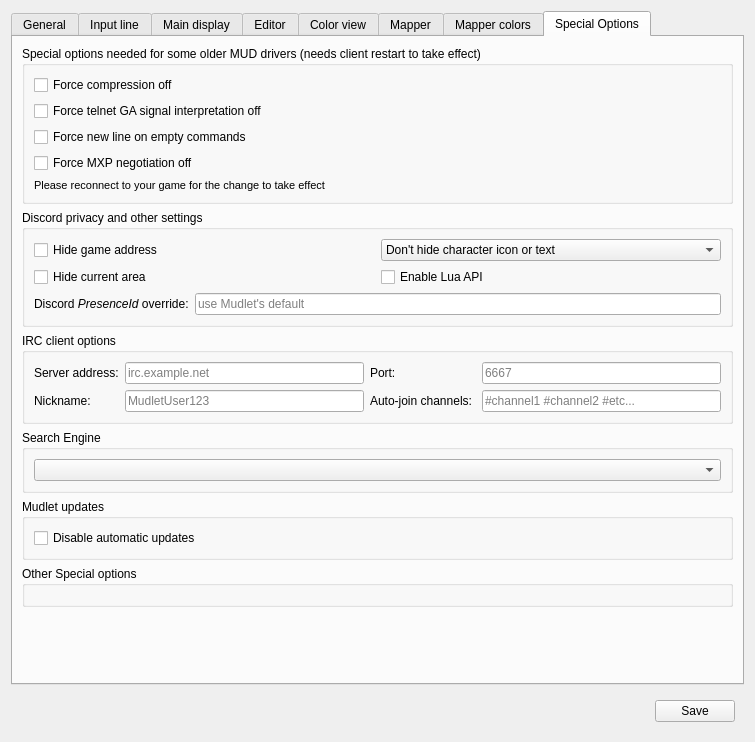
Old version of the form src/ui/profile_preferences.ui in the repository vadi2/Mudlet.
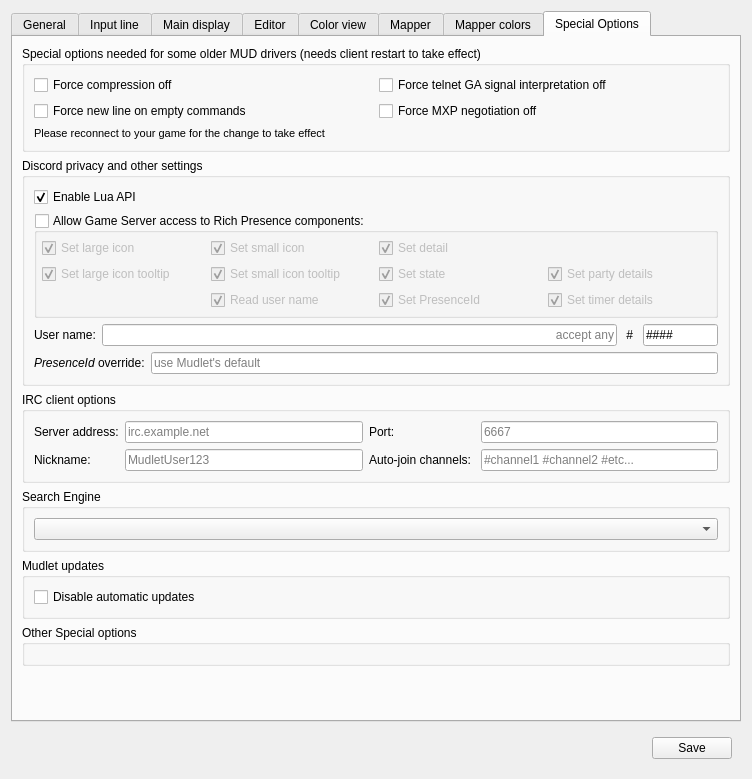
New version of the form. The open tabs and pages were chosen to show the change. Icons and pictures are not drawn. Custom widgets are drawn as their Qt base class.

Patch:
```diff
--- a/src/ui/profile_preferences.ui
+++ b/src/ui/profile_preferences.ui
@@ -6,8 +6,8 @@
    <rect>
     <x>0</x>
     <y>0</y>
-    <width>755</width>
-    <height>742</height>
+    <width>752</width>
+    <height>779</height>
    </rect>
   </property>
   <property name="sizePolicy">
@@ -2170,28 +2170,28 @@
       <attribute name="title">
        <string>Special Options</string>
       </attribute>
-      <layout class="QGridLayout" name="gridLayout_7">
-       <item row="0" column="0">
+      <layout class="QVBoxLayout" name="verticalLayout_5">
+       <item>
         <widget class="QGroupBox" name="groupBox_specialOptions">
          <property name="title">
           <string>Special options needed for some older MUD drivers (needs client restart to take effect)</string>
          </property>
-         <layout class="QVBoxLayout" name="verticalLayout_4">
-          <item>
+         <layout class="QGridLayout" name="gridLayout_20">
+          <item row="0" column="0">
            <widget class="QCheckBox" name="mFORCE_MCCP_OFF">
             <property name="text">
              <string>Force compression off</string>
             </property>
            </widget>
           </item>
-          <item>
+          <item row="0" column="1">
            <widget class="QCheckBox" name="mFORCE_GA_OFF">
             <property name="text">
              <string>Force telnet GA signal interpretation off</string>
             </property>
            </widget>
           </item>
-          <item>
+          <item row="1" column="0">
            <widget class="QCheckBox" name="checkBox_mUSE_FORCE_LF_AFTER_PROMPT">
             <property name="toolTip">
              <string>This option adds a line line break &lt;LF&gt; or &quot;
@@ -2202,14 +2202,14 @@
             </property>
            </widget>
           </item>
-          <item>
+          <item row="1" column="1">
            <widget class="QCheckBox" name="mFORCE_MXP_NEGOTIATION_OFF">
             <property name="text">
              <string>Force MXP negotiation off</string>
             </property>
            </widget>
           </item>
-          <item>
+          <item row="2" column="0">
            <widget class="QLabel" name="need_reconnect_for_specialoption">
             <property name="enabled">
              <bool>true</bool>
@@ -2236,55 +2236,13 @@
          </layout>
         </widget>
        </item>
-       <item row="1" column="0">
+       <item>
         <widget class="QGroupBox" name="groupBox_discordPrivacy">
          <property name="title">
           <string>Discord privacy and other settings</string>
          </property>
-         <layout class="QGridLayout" name="gridLayout_20">
-          <item row="0" column="0">
-           <widget class="QCheckBox" name="checkBox_discordGameAddress">
-            <property name="toolTip">
-             <string>&lt;html&gt;&lt;head/&gt;&lt;body&gt;&lt;p&gt;If checked prevents MUD server information set by the &lt;tt&gt;setDiscordGame&lt;/tt&gt; command or by out-of-band protocols from the MUD server being displayed in the user's Discord Rich Presence&lt;/p&gt;&lt;/body&gt;&lt;/html&gt;</string>
-            </property>
-            <property name="text">
-             <string>Hide game address</string>
-            </property>
-           </widget>
-          </item>
-          <item row="0" column="1">
-           <widget class="QComboBox" name="comboBox_discordCharacter">
-            <property name="currentIndex">
-             <number>0</number>
-            </property>
-            <item>
-             <property name="text">
-              <string>Don't hide character icon or text</string>
-             </property>
-            </item>
-            <item>
-             <property name="text">
-              <string>Hide character text</string>
-             </property>
-            </item>
-            <item>
-             <property name="text">
-              <string>Hide character icon and text</string>
-             </property>
-            </item>
-           </widget>
-          </item>
-          <item row="1" column="0">
-           <widget class="QCheckBox" name="checkBox_discordCurrentArea">
-            <property name="toolTip">
-             <string>&lt;html&gt;&lt;head/&gt;&lt;body&gt;&lt;p&gt;If checked prevents area information set by the &lt;tt&gt;setDiscordArea&lt;/tt&gt; command or by out-of-band protocols from the MUD server being displayed in the user's Discord Rich Presence&lt;/p&gt;&lt;/body&gt;&lt;/html&gt;</string>
-            </property>
-            <property name="text">
-             <string>Hide current area</string>
-            </property>
-           </widget>
-          </item>
-          <item row="1" column="1">
+         <layout class="QVBoxLayout" name="verticalLayout_4">
+          <item>
            <widget class="QCheckBox" name="checkBox_discordLuaAPI">
             <property name="toolTip">
              <string>&lt;html&gt;&lt;head/&gt;&lt;body&gt;&lt;p&gt;Needs to be checked to enable Lua API access to the Discord functions&lt;/p&gt;&lt;/body&gt;&lt;/html&gt;</string>
@@ -2292,10 +2250,213 @@
             <property name="text">
              <string>Enable Lua API</string>
             </property>
+            <property name="checked">
+             <bool>true</bool>
+            </property>
            </widget>
           </item>
-          <item row="2" column="0" colspan="2">
-           <widget class="QWidget" name="widget" native="true">
+          <item>
+           <widget class="QGroupBox" name="groupBox_discordServerAccess">
+            <property name="title">
+             <string>Allow Game Server access to Rich Presence components:</string>
+            </property>
+            <property name="flat">
+             <bool>false</bool>
+            </property>
+            <property name="checkable">
+             <bool>true</bool>
+            </property>
+            <property name="checked">
+             <bool>false</bool>
+            </property>
+            <layout class="QGridLayout" name="gridLayout_16">
+             <property name="leftMargin">
+              <number>5</number>
+             </property>
+             <property name="topMargin">
+              <number>5</number>
+             </property>
+             <property name="rightMargin">
+              <number>5</number>
+             </property>
+             <property name="bottomMargin">
+              <number>5</number>
+             </property>
+             <item row="0" column="0">
+              <widget class="QCheckBox" name="checkBox_discordServerAccessToLargeIcon">
+               <property name="text">
+                <string>Set large icon</string>
+               </property>
+               <property name="checked">
+                <bool>true</bool>
+               </property>
+              </widget>
+             </item>
+             <item row="0" column="1">
+              <widget class="QCheckBox" name="checkBox_discordServerAccessToSmallIcon">
+               <property name="text">
+                <string>Set small icon</string>
+               </property>
+               <property name="checked">
+                <bool>true</bool>
+               </property>
+              </widget>
+             </item>
+             <item row="0" column="2">
+              <widget class="QCheckBox" name="checkBox_discordServerAccessToDetail">
+               <property name="text">
+                <string>Set detail</string>
+               </property>
+               <property name="checked">
+                <bool>true</bool>
+               </property>
+              </widget>
+             </item>
+             <item row="1" column="0">
+              <widget class="QCheckBox" name="checkBox_discordServerAccessToLargeIconText">
+               <property name="text">
+                <string>Set large icon tooltip</string>
+               </property>
+               <property name="checked">
+                <bool>true</bool>
+               </property>
+              </widget>
+             </item>
+             <item row="1" column="1">
+              <widget class="QCheckBox" name="checkBox_discordServerAccessToSmallIconText">
+               <property name="text">
+                <string>Set small icon tooltip</string>
+               </property>
+               <property name="checked">
+                <bool>true</bool>
+               </property>
+              </widget>
+             </item>
+             <item row="1" column="2">
+              <widget class="QCheckBox" name="checkBox_discordServerAccessToState">
+               <property name="text">
+                <string>Set state</string>
+               </property>
+               <property name="checked">
+                <bool>true</bool>
+               </property>
+              </widget>
+             </item>
+             <item row="1" column="3">
+              <widget class="QCheckBox" name="checkBox_discordServerAccessToPartyInfo">
+               <property name="text">
+                <string>Set party details</string>
+               </property>
+               <property name="checked">
+                <bool>true</bool>
+               </property>
+              </widget>
+             </item>
+             <item row="2" column="1">
+              <widget class="QCheckBox" name="checkBox_discordServerAccessToUserName">
+               <property name="text">
+                <string>Read user name</string>
+               </property>
+               <property name="checked">
+                <bool>true</bool>
+               </property>
+              </widget>
+             </item>
+             <item row="2" column="2">
+              <widget class="QCheckBox" name="checkBox_discordPresenceIsServerSettable">
+               <property name="text">
+                <string>Set PresenceId</string>
+               </property>
+               <property name="checked">
+                <bool>true</bool>
+               </property>
+              </widget>
+             </item>
+             <item row="2" column="3">
+              <widget class="QCheckBox" name="checkBox_discordServerAccessToTimerInfo">
+               <property name="text">
+                <string>Set timer details</string>
+               </property>
+               <property name="checked">
+                <bool>true</bool>
+               </property>
+              </widget>
+             </item>
+            </layout>
+           </widget>
+          </item>
+          <item>
+           <widget class="QWidget" name="widget_discordUser" native="true">
+            <property name="enabled">
+             <bool>true</bool>
+            </property>
+            <layout class="QHBoxLayout" name="horizontalLayout_7">
+             <property name="leftMargin">
+              <number>0</number>
+             </property>
+             <property name="topMargin">
+              <number>0</number>
+             </property>
+             <property name="rightMargin">
+              <number>0</number>
+             </property>
+             <property name="bottomMargin">
+              <number>0</number>
+             </property>
+             <item>
+              <widget class="QLabel" name="label_discordUserName">
+               <property name="text">
+                <string>User name:</string>
+               </property>
+              </widget>
+             </item>
+             <item>
+              <widget class="QLineEdit" name="lineEdit_discordUserName">
+               <property name="alignment">
+                <set>Qt::AlignRight|Qt::AlignTrailing|Qt::AlignVCenter</set>
+               </property>
+               <property name="placeholderText">
+                <string>accept any</string>
+               </property>
+               <property name="clearButtonEnabled">
+                <bool>true</bool>
+               </property>
+              </widget>
+             </item>
+             <item>
+              <widget class="QLabel" name="label_discordUserDiscriminator">
+               <property name="text">
+                <string> # </string>
+               </property>
+              </widget>
+             </item>
+             <item alignment="Qt::AlignLeft">
+              <widget class="QLineEdit" name="lineEdit_discordUserDiscriminator">
+               <property name="maximumSize">
+                <size>
+                 <width>75</width>
+                 <height>16777215</height>
+                </size>
+               </property>
+               <property name="inputMethodHints">
+                <set>Qt::ImhDigitsOnly</set>
+               </property>
+               <property name="inputMask">
+                <string>9999;#</string>
+               </property>
+               <property name="maxLength">
+                <number>4</number>
+               </property>
+               <property name="clearButtonEnabled">
+                <bool>true</bool>
+               </property>
+              </widget>
+             </item>
+            </layout>
+           </widget>
+          </item>
+          <item>
+           <widget class="QWidget" name="widget_discordPresenceOverride" native="true">
             <layout class="QHBoxLayout" name="horizontalLayout_4">
              <property name="leftMargin">
               <number>0</number>
@@ -2312,7 +2473,7 @@
              <item>
               <widget class="QLabel" name="label_discordPresenceOverride">
                <property name="text">
-                <string>&lt;html&gt;&lt;head/&gt;&lt;body&gt;&lt;p&gt;Discord &lt;i&gt;PresenceId&lt;/i&gt; override:&lt;/p&gt;&lt;/body&gt;&lt;/html&gt;</string>
+                <string>&lt;html&gt;&lt;head/&gt;&lt;body&gt;&lt;p&gt;&lt;i&gt;PresenceId&lt;/i&gt; override:&lt;/p&gt;&lt;/body&gt;&lt;/html&gt;</string>
                </property>
                <property name="buddy">
                 <cstring>lineEdit_presenceIdOverride</cstring>
@@ -2347,7 +2508,7 @@
          </layout>
         </widget>
        </item>
-       <item row="2" column="0">
+       <item>
         <widget class="QGroupBox" name="groupBox_ircOptions">
          <property name="title">
           <string>IRC client options</string>
@@ -2418,7 +2579,7 @@
          </layout>
         </widget>
        </item>
-       <item row="3" column="0">
+       <item>
         <widget class="QGroupBox" name="groupbox_searchEngineSelection">
          <property name="title">
           <string>Search Engine</string>
@@ -2430,7 +2591,7 @@
          </layout>
         </widget>
        </item>
-       <item row="4" column="0">
+       <item>
         <widget class="QGroupBox" name="groupBox_updates">
          <property name="title">
           <string>Mudlet updates</string>
@@ -2446,7 +2607,7 @@
          </layout>
         </widget>
        </item>
-       <item row="5" column="0">
+       <item>
         <widget class="QGroupBox" name="groupBox_debug">
          <property name="title">
           <string>Other Special options</string>
@@ -2458,7 +2619,7 @@
          </layout>
         </widget>
        </item>
-       <item row="6" column="0">
+       <item>
         <spacer name="verticalSpacer_specialOptions">
          <property name="orientation">
           <enum>Qt::Vertical</enum>
```
Left out of the diff: 171 changed lines with no effect on the pictures.
